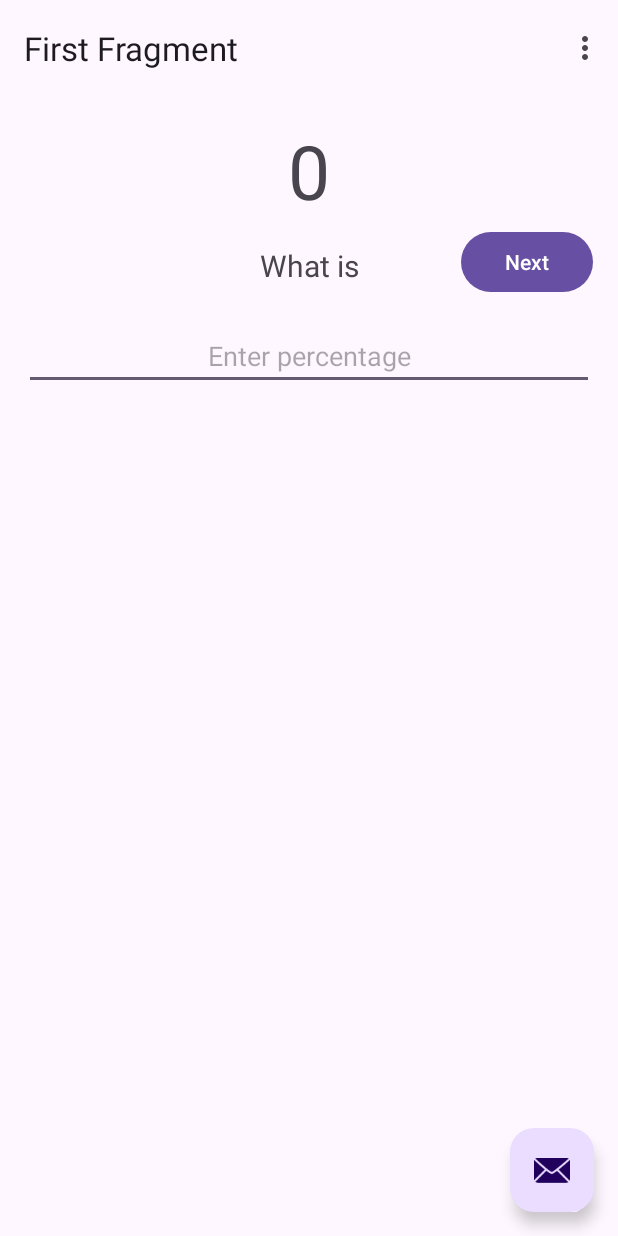
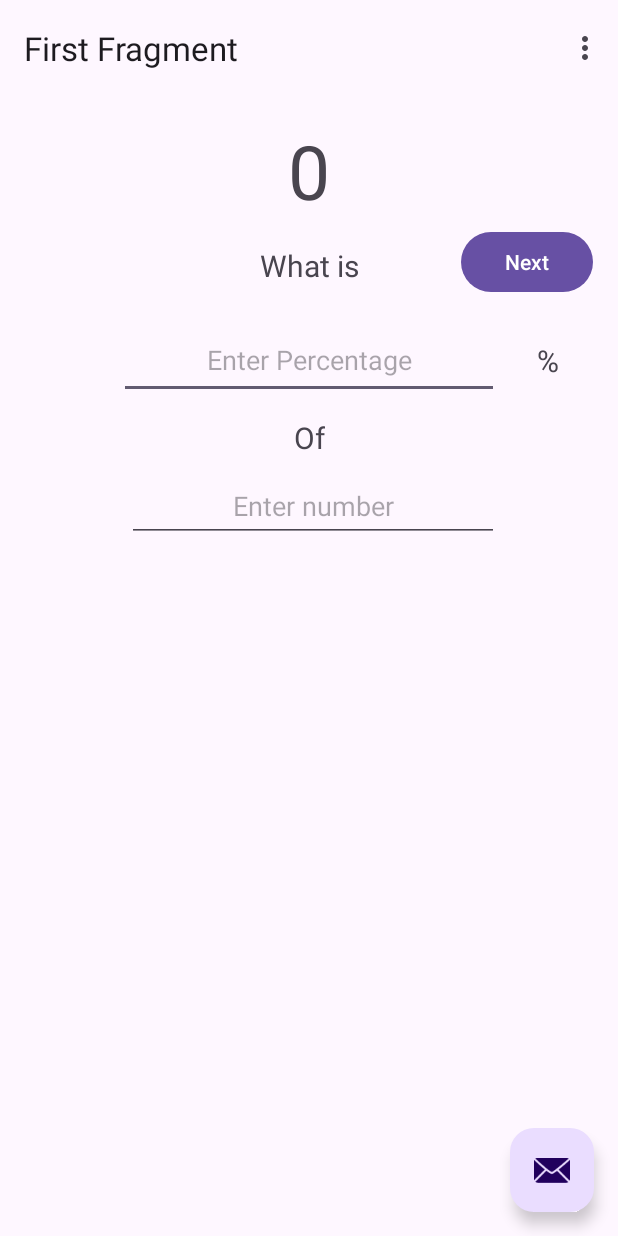
Before and after one commit to alimovlex/Sandbox_DevSlopes, an Android app: the screen it shows after launch (MainActivity), on a phone screen of 412 x 824 dp. Run offline under Robolectric (Android 15) with nearby library versions, the phone set to English and light mode, and no system bars; our stand-ins replace navigation-ui.

Commit message:
UI design is complete.

```diff
--- a/Android/Sandbox/app/src/main/res/layout/fragment_first.xml
+++ b/Android/Sandbox/app/src/main/res/layout/fragment_first.xml
@@ -57,14 +57,61 @@
 
         <com.google.android.material.textfield.TextInputEditText
             android:id="@+id/textInputEditText"
-            android:layout_width="match_parent"
-            android:layout_height="wrap_content"
+            android:layout_width="253dp"
+            android:layout_height="51dp"
             android:layout_marginTop="24dp"
-            android:hint="Enter percentage"
+            android:hint="Enter Percentage"
             android:textAlignment="center"
             app:layout_constraintEnd_toEndOf="parent"
-            app:layout_constraintHorizontal_bias="0.0"
+            app:layout_constraintHorizontal_bias="0.5"
             app:layout_constraintStart_toStartOf="parent"
             app:layout_constraintTop_toBottomOf="@+id/textView" />
+
+        <com.google.android.material.textfield.TextInputLayout
+            android:layout_width="409dp"
+            android:layout_height="wrap_content"
+            tools:layout_editor_absoluteX="1dp"
+            tools:layout_editor_absoluteY="228dp">
+
+        </com.google.android.material.textfield.TextInputLayout>
+
+        <com.google.android.material.textfield.TextInputEditText
+            android:id="@+id/textInputEditText4"
+            android:layout_width="248dp"
+            android:layout_height="47dp"
+            android:layout_marginTop="48dp"
+            android:hint="Enter number"
+            android:textAlignment="center"
+            app:layout_constraintEnd_toEndOf="parent"
+            app:layout_constraintHorizontal_bias="0.519"
+            app:layout_constraintStart_toStartOf="parent"
+            app:layout_constraintTop_toBottomOf="@+id/textInputEditText" />
+
+        <TextView
+            android:id="@+id/textView2"
+            android:layout_width="18dp"
+            android:layout_height="30dp"
+            android:layout_marginStart="25dp"
+            android:layout_marginTop="28dp"
+            android:text="%"
+            android:textSize="20sp"
+            app:layout_constraintEnd_toEndOf="parent"
+            app:layout_constraintHorizontal_bias="0.0"
+            app:layout_constraintStart_toEndOf="@+id/textInputEditText"
+            app:layout_constraintTop_toBottomOf="@+id/button_first" />
+
+        <TextView
+            android:id="@+id/textView3"
+            android:layout_width="wrap_content"
+            android:layout_height="wrap_content"
+            android:layout_marginTop="16dp"
+            android:layout_marginBottom="13dp"
+            android:text="Of"
+            android:textSize="20sp"
+            app:layout_constraintBottom_toTopOf="@+id/textInputEditText4"
+            app:layout_constraintEnd_toEndOf="parent"
+            app:layout_constraintHorizontal_bias="0.5"
+            app:layout_constraintStart_toStartOf="parent"
+            app:layout_constraintTop_toBottomOf="@+id/textInputEditText" />
     </androidx.constraintlayout.widget.ConstraintLayout>
 </androidx.core.widget.NestedScrollView>
```
